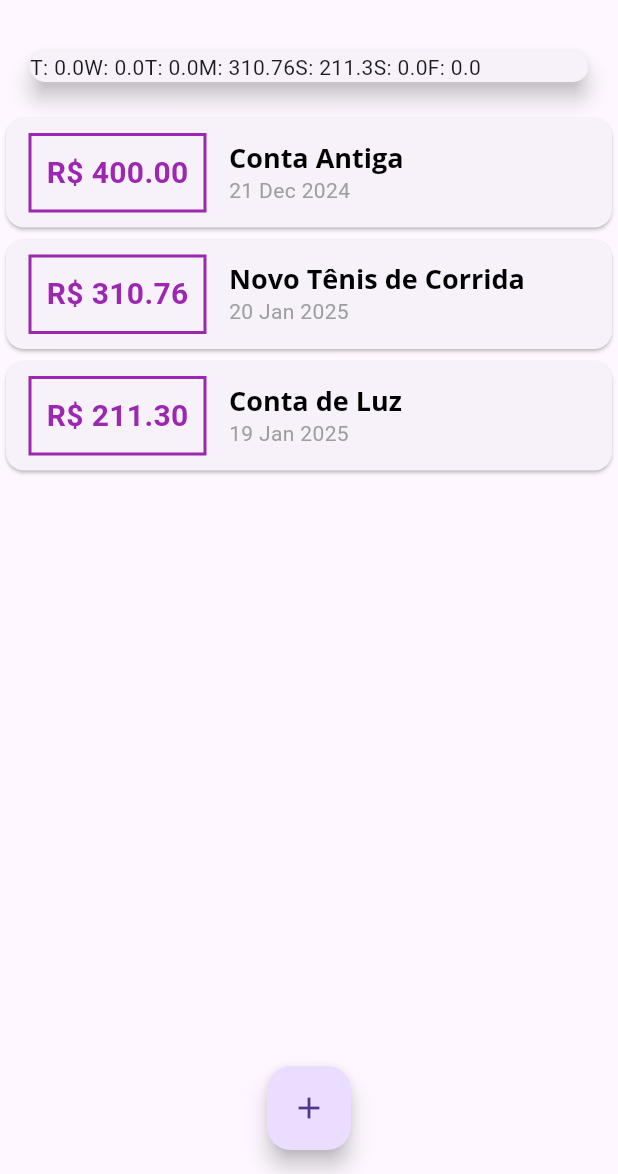
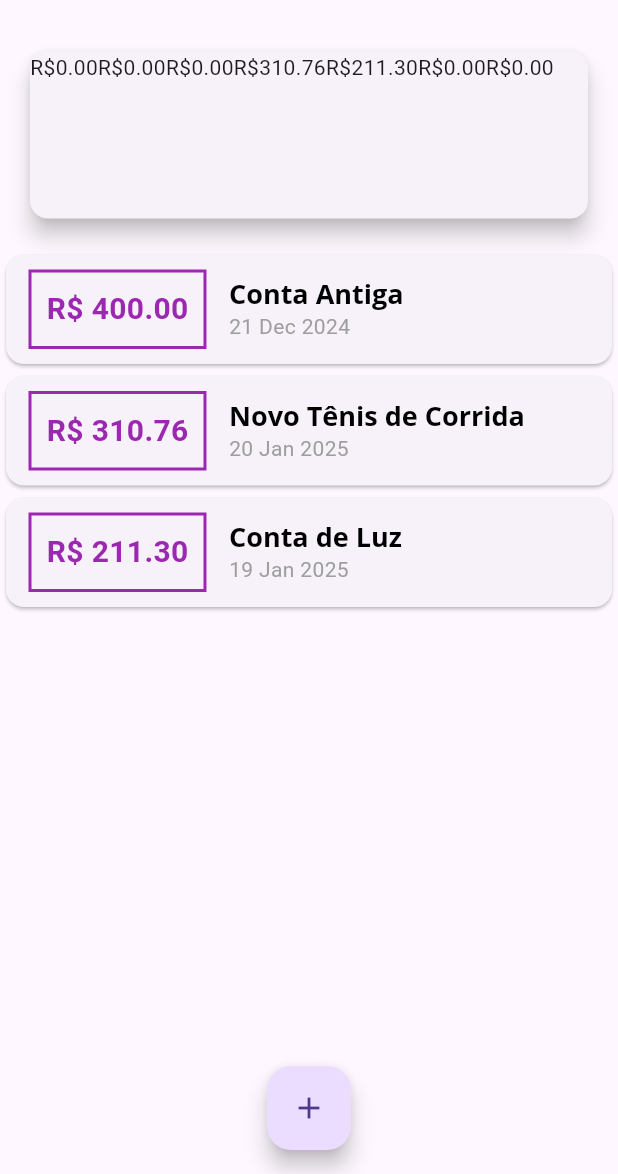
Before and after one commit to jgdlago/expenses-app, a Flutter app: the screen it shows after launch, on a phone screen of 412 x 824 dp, the part 62-1236 px from its top. Run offline on Flutter 3.47's test engine with Material 3 defaults, Android fonts, the phone set to English and light mode, and no system bars.

Commit message:
:sparkles: feat(public): adiciona componente para exibir gastos diários

```diff
--- a/expenses/lib/components/chart.dart
+++ b/expenses/lib/components/chart.dart
@@ -1,3 +1,4 @@
+import 'package:expenses/components/chart_bar.dart';
 import 'package:flutter/material.dart';
 import 'package:intl/intl.dart';
 import '../models/transaction.dart';
@@ -40,7 +41,7 @@ class Chart extends StatelessWidget {
       margin: const EdgeInsets.all(20),
       child: Row(
         children: groupedTransactions.map((tr) {
-          return Text('${tr['day']}: ${tr['value']}');
+          return ChartBar(label: tr['day'] as String, value: tr['value'] as double, percentage: 0);
         }).toList(),
       ),
     );
--- a/expenses/lib/components/chart_bar.dart
+++ b/expenses/lib/components/chart_bar.dart
@@ -1,10 +1,31 @@
 import 'package:flutter/material.dart';
 
 class ChartBar extends StatelessWidget {
-  const ChartBar({super.key});
+
+  final String label;
+  final double value;
+  final double percentage;
+
+  ChartBar({
+    required this.label,
+    required this.value,
+    required this.percentage
+  });
 
   @override
   Widget build(BuildContext context) {
-    return const Placeholder();
+    return Column(
+      children: <Widget>[
+        Text('R\$${value.toStringAsFixed(2)}'),
+        SizedBox(height: 5),
+        Container(
+          height: 60,
+          width: 10,
+          child: null,
+        ),
+        SizedBox(height: 5),
+        Text('')
+      ],
+    );
   }
 }
```
